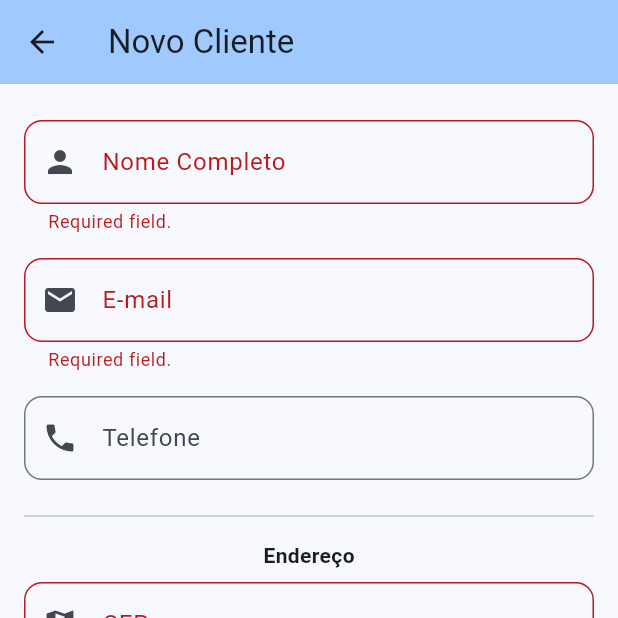
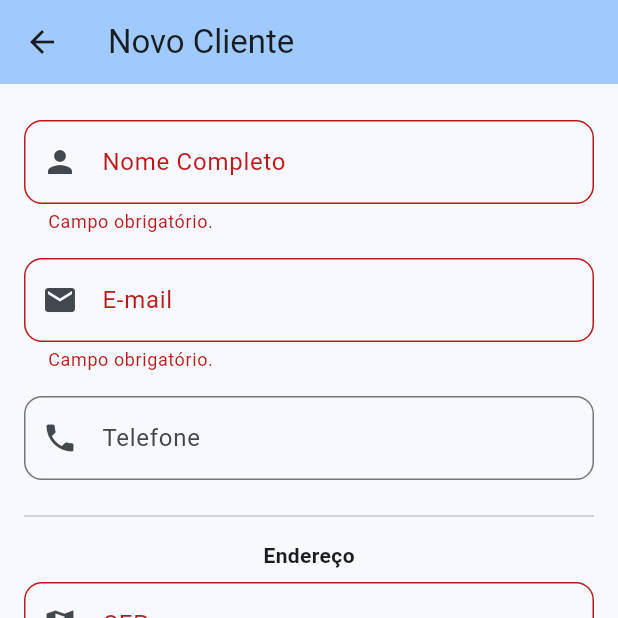
Before and after one commit to DigAguiar/crud_customer_flutter, a Flutter app: the CustomerRegistrationScreen screen opened directly, after a tap on "Salvar Cliente", on a phone screen of 412 x 824 dp, the top half of it. Run offline on Flutter 3.47's test engine with Material 3 defaults, Android fonts, the phone set to English and light mode, and no system bars; our stand-ins replace dio, flutter_riverpod, hive_flutter, riverpod_annotation; accounts and stored records are empty; generated files the repository leaves out were written again.

Commit message:
fix
changed the phone field to be required / added new validator for phone field

```diff
--- a/lib/core/utils/customer_validator.dart
+++ b/lib/core/utils/customer_validator.dart
@@ -2,21 +2,32 @@
 class CustomerValidator {
   static String? validateName(String? name) {
     if (name == null || name.trim().isEmpty){
-      return "Required field.";
+      return "Campo obrigatório.";
     }
     if (name.trim().length < 3) {
-      return "Minimum of 3 characters";
+      return "Minimo de 3 caracter";
     }
     return null;
   }
 
   static String? validateEmail(String? email) {
     if (email == null || email.isEmpty) {
-      return "Required field.";
+      return "Campo obrigatório.";
     }
     final regex = RegExp(r'^[\w-\.]+@([\w-]+\.)+[\w-]{2,4}$');
     if (!regex.hasMatch(email)) {
-      return "Invalid E-mail.";
+      return "E-mail invalido.";
+    }
+    return null;
+  }
+
+  static String? validatePhone(String? phone ) {
+    if (phone == null || phone.trim().isEmpty) {
+      return "Campo obrigatório";
+    }
+
+    if (phone.length < 15) {
+      return "Telefone incompleto.";
     }
     return null;
   }
--- a/lib/data/models/customer_model.dart
+++ b/lib/data/models/customer_model.dart
@@ -13,9 +13,10 @@ class CustomerModel extends HiveObject {
   final String name;
   @HiveField(2)
   final String email;
+  @HiveField(3)
+  final String phone;
 
-  @HiveField(3)
-  final String? phone;
+
   @HiveField(4)
   final String? cep;
   @HiveField(5)
@@ -35,7 +36,7 @@ class CustomerModel extends HiveObject {
     required this.id,
     required this.name,
     required this.email,
-    this.phone,
+    required this.phone,
     this.cep,
     this.street,
     this.number,
@@ -46,7 +47,6 @@ class CustomerModel extends HiveObject {
   });
 
   bool get isIncomplete =>
-    (phone?.isEmpty ?? true) ||
     (cep?.isEmpty ?? true) ||
     (street?.isEmpty ?? true) ||
     (number?.isEmpty ?? true) ||
```
